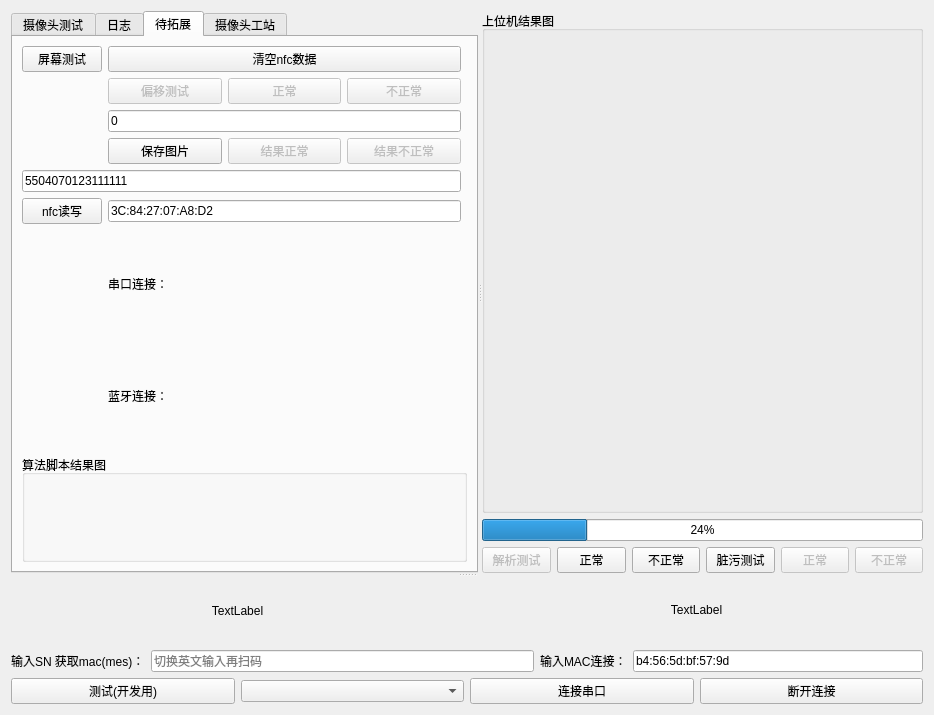
Old version of the form work_station/camera/cameratest.ui in the repository yuhuang163/test.
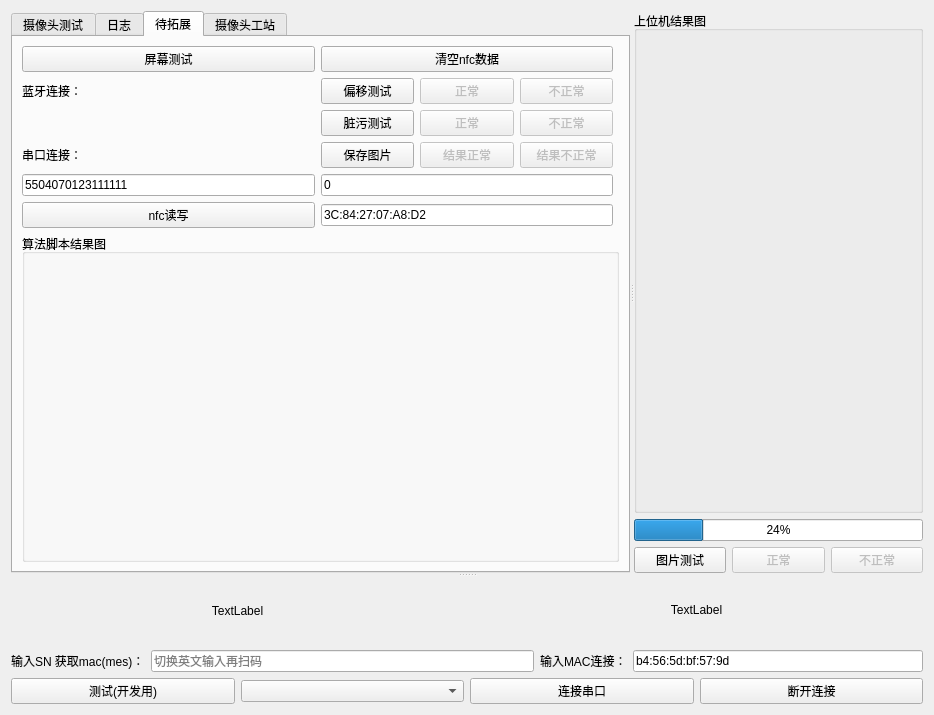
New version of the form. The open tabs and pages were chosen to show the change.

Commit message: // [PCBA_VER] 维克森mes，基本文件添加，取消板厂的mes登陆（会闪退），板厂跳过00的mac地址 // [DEBUG_VER] imu数据保存功能，ota修改配网地方 // [AGE_VER] 添加老化sn写入重复拦截 // [CAMERA_VER] 增加解析力测试，一键测试完成 // [QC_VER] 修复p20p无法测试问题 // [SINGLE_VER] 充电电流平稳拦截，以及工厂模式发送 //

Patch:
```diff
--- a/work_station/camera/cameratest.ui
+++ b/work_station/camera/cameratest.ui
@@ -172,28 +172,146 @@
            </property>
           </widget>
          </item>
-         <item row="4" column="0" colspan="2">
+         <item row="4" column="0">
           <widget class="QLineEdit" name="nfc_sn">
            <property name="text">
             <string>5504070123111111</string>
            </property>
           </widget>
          </item>
-         <item row="0" column="1">
-          <widget class="QPushButton" name="clear_nfc_data">
+         <item row="1" column="0">
+          <widget class="QLabel" name="bleStatusLabel">
            <property name="text">
-            <string>清空nfc数据</string>
+            <string>蓝牙连接：</string>
            </property>
           </widget>
          </item>
-         <item row="2" column="1">
+         <item row="7" column="0">
+          <widget class="QPushButton" name="nfc_write_read">
+           <property name="text">
+            <string>nfc读写</string>
+           </property>
+          </widget>
+         </item>
+         <item row="4" column="1">
           <widget class="QLineEdit" name="nfc_count">
            <property name="text">
             <string>0</string>
            </property>
           </widget>
          </item>
-         <item row="7" column="1">
+         <item row="1" column="1">
+          <layout class="QHBoxLayout" name="horizontalLayout_11">
+           <item>
+            <widget class="QPushButton" name="OffsetTest">
+             <property name="enabled">
+              <bool>true</bool>
+             </property>
+             <property name="sizePolicy">
+              <sizepolicy hsizetype="Preferred" vsizetype="Fixed">
+               <horstretch>0</horstretch>
+               <verstretch>0</verstretch>
+              </sizepolicy>
+             </property>
+             <property name="text">
+              <string>偏移测试</string>
+             </property>
+            </widget>
+           </item>
+           <item>
+            <widget class="QPushButton" name="py_normal">
+             <property name="enabled">
+              <bool>false</bool>
+             </property>
+             <property name="text">
+              <string>正常</string>
+             </property>
+            </widget>
+           </item>
+           <item>
+            <widget class="QPushButton" name="py_abnormal">
+             <property name="enabled">
+              <bool>false</bool>
+             </property>
+             <property name="text">
+              <string>不正常</string>
+             </property>
+            </widget>
+           </item>
+          </layout>
+         </item>
+         <item row="2" column="1">
+          <layout class="QHBoxLayout" name="horizontalLayout_12">
+           <item>
+            <widget class="QPushButton" name="DirtyTestButton">
+             <property name="enabled">
+              <bool>true</bool>
+             </property>
+             <property name="sizePolicy">
+              <sizepolicy hsizetype="Expanding" vsizetype="Fixed">
+               <horstretch>0</horstretch>
+               <verstretch>0</verstretch>
+              </sizepolicy>
+             </property>
+             <property name="text">
+              <string>脏污测试</string>
+             </property>
+            </widget>
+           </item>
+           <item>
+            <widget class="QPushButton" name="zw_normal">
+             <property name="enabled">
+              <bool>false</bool>
+             </property>
+             <property name="sizePolicy">
+              <sizepolicy hsizetype="Expanding" vsizetype="Fixed">
+               <horstretch>0</horstretch>
+               <verstretch>0</verstretch>
+              </sizepolicy>
+             </property>
+             <property name="text">
+              <string>正常</string>
+             </property>
+            </widget>
+           </item>
+           <item>
+            <widget class="QPushButton" name="zw_abnormal">
+             <property name="enabled">
+              <bool>false</bool>
+             </property>
+             <property name="sizePolicy">
+              <sizepolicy hsizetype="Expanding" vsizetype="Fixed">
+               <horstretch>0</horstretch>
+               <verstretch>0</verstretch>
+              </sizepolicy>
+             </property>
+             <property name="text">
+              <string>不正常</string>
+             </property>
+            </widget>
+           </item>
+          </layout>
+         </item>
+         <item row="0" column="1">
+          <widget class="QPushButton" name="clear_nfc_data">
+           <property name="text">
+            <string>清空nfc数据</string>
+           </property>
+          </widget>
+         </item>
+         <item row="11" column="0" colspan="3">
+          <widget class="QGroupBox" name="verticalLayout_py_2">
+           <property name="title">
+            <string>算法脚本结果图</string>
+           </property>
+           <layout class="QVBoxLayout" name="verticalLayout_py">
+            <property name="topMargin">
+             <number>1</number>
+            </property>
+           </layout>
+          </widget>
+         </item>
+         <item row="3" column="0">
           <widget class="QLabel" name="uartstate">
            <property name="sizePolicy">
             <sizepolicy hsizetype="Preferred" vsizetype="Preferred">
@@ -206,18 +324,6 @@
            </property>
           </widget>
          </item>
-         <item row="9" column="0" colspan="3">
-          <widget class="QGroupBox" name="verticalLayout_py_2">
-           <property name="title">
-            <string>算法脚本结果图</string>
-           </property>
-           <layout class="QVBoxLayout" name="verticalLayout_py">
-            <property name="topMargin">
-             <number>1</number>
-            </property>
-           </layout>
-          </widget>
-         </item>
          <item row="3" column="1">
           <layout class="QHBoxLayout" name="horizontalLayout_7">
            <item>
@@ -249,67 +355,13 @@
            </item>
           </layout>
          </item>
-         <item row="5" column="1">
+         <item row="7" column="1">
           <widget class="QLineEdit" name="nfc_mac">
            <property name="text">
             <string>3C:84:27:07:A8:D2</string>
            </property>
           </widget>
          </item>
-         <item row="1" column="1">
-          <layout class="QHBoxLayout" name="horizontalLayout_11">
-           <item>
-            <widget class="QPushButton" name="OffsetTest">
-             <property name="enabled">
-              <bool>false</bool>
-             </property>
-             <property name="sizePolicy">
-              <sizepolicy hsizetype="Preferred" vsizetype="Fixed">
-               <horstretch>0</horstretch>
-               <verstretch>0</verstretch>
-              </sizepolicy>
-             </property>
-             <property name="text">
-              <string>偏移测试</string>
-             </property>
-            </widget>
-           </item>
-           <item>
-            <widget class="QPushButton" name="py_normal">
-             <property name="enabled">
-              <bool>false</bool>
-             </property>
-             <property name="text">
-              <string>正常</string>
-             </property>
-            </widget>
-           </item>
-           <item>
-            <widget class="QPushButton" name="py_abnormal">
-             <property name="enabled">
-              <bool>false</bool>
-             </property>
-             <property name="text">
-              <string>不正常</string>
-             </property>
-            </widget>
-           </item>
-          </layout>
-         </item>
-         <item row="8" column="1">
-          <widget class="QLabel" name="bleStatusLabel">
-           <property name="text">
-            <string>蓝牙连接：</string>
-           </property>
-          </widget>
-         </item>
-         <item row="5" column="0">
-          <widget class="QPushButton" name="nfc_write_read">
-           <property name="text">
-            <string>nfc读写</string>
-           </property>
-          </widget>
-         </item>
         </layout>
        </widget>
        <widget class="QWidget" name="tab_13">
@@ -646,7 +698,7 @@
             <item>
              <widget class="QPushButton" name="ResolutionTestButton">
               <property name="enabled">
-               <bool>false</bool>
+               <bool>true</bool>
               </property>
               <property name="sizePolicy">
                <sizepolicy hsizetype="Expanding" vsizetype="Fixed">
@@ -655,12 +707,15 @@
                </sizepolicy>
               </property>
               <property name="text">
-               <string>解析测试</string>
+               <string>图片测试</string>
               </property>
              </widget>
             </item>
             <item>
              <widget class="QPushButton" name="jxl_normal">
+              <property name="enabled">
+               <bool>false</bool>
+              </property>
               <property name="sizePolicy">
                <sizepolicy hsizetype="Expanding" vsizetype="Fixed">
                 <horstretch>0</horstretch>
@@ -674,55 +729,6 @@
             </item>
             <item>
              <widget class="QPushButton" name="jxl_abnormal">
-              <property name="sizePolicy">
-               <sizepolicy hsizetype="Expanding" vsizetype="Fixed">
-                <horstretch>0</horstretch>
-                <verstretch>0</verstretch>
-               </sizepolicy>
-              </property>
-              <property name="text">
-               <string>不正常</string>
-              </property>
-             </widget>
-            </item>
-           </layout>
-          </item>
-          <item>
-           <layout class="QHBoxLayout" name="horizontalLayout_12">
-            <item>
-             <widget class="QPushButton" name="DirtyTestButton">
-              <property name="enabled">
-               <bool>true</bool>
-              </property>
-              <property name="sizePolicy">
-               <sizepolicy hsizetype="Expanding" vsizetype="Fixed">
-                <horstretch>0</horstretch>
-                <verstretch>0</verstretch>
-               </sizepolicy>
-              </property>
-              <property name="text">
-               <string>脏污测试</string>
-              </property>
-             </widget>
-            </item>
-            <item>
-             <widget class="QPushButton" name="zw_normal">
-              <property name="enabled">
-               <bool>false</bool>
-              </property>
-              <property name="sizePolicy">
-               <sizepolicy hsizetype="Expanding" vsizetype="Fixed">
-                <horstretch>0</horstretch>
-                <verstretch>0</verstretch>
-               </sizepolicy>
-              </property>
-              <property name="text">
-               <string>正常</string>
-              </property>
-             </widget>
-            </item>
-            <item>
-             <widget class="QPushButton" name="zw_abnormal">
               <property name="enabled">
                <bool>false</bool>
               </property>
```
The commit also changes 22 other files.
